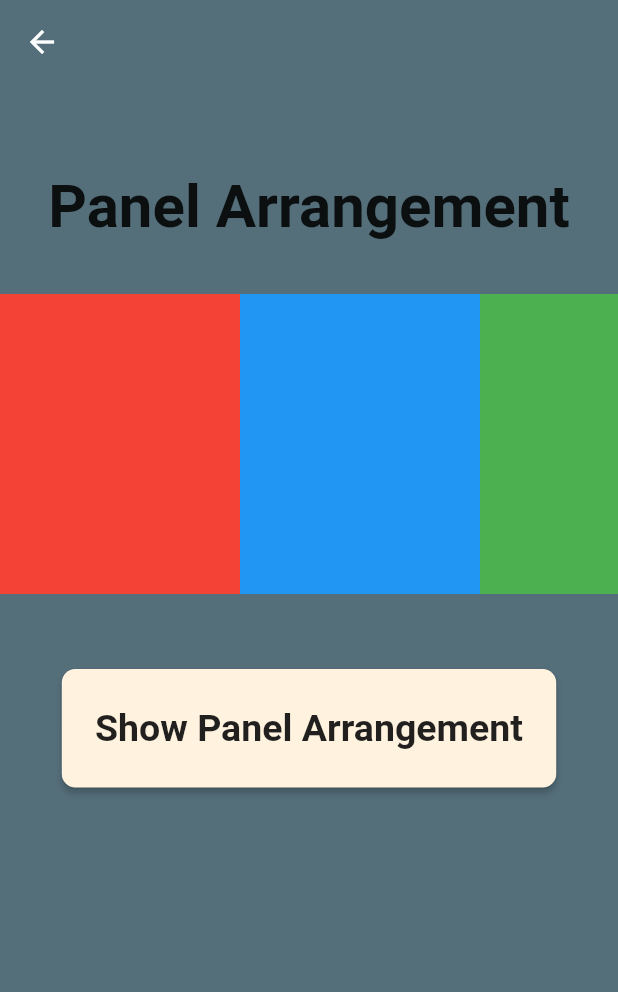
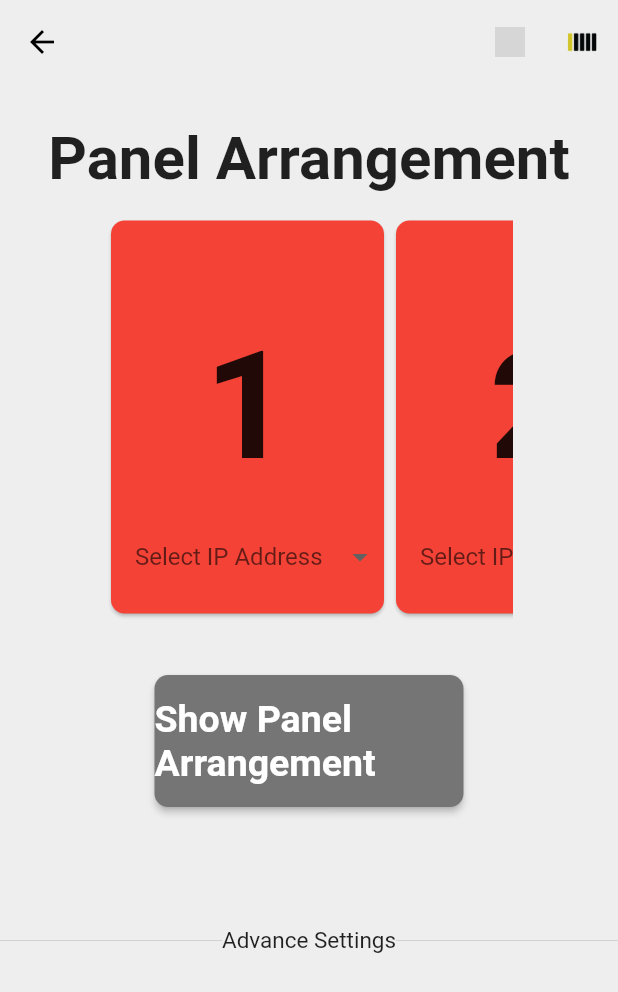
Before and after one commit to jzpasion/vlapp, a Flutter app: the screen it shows after launch, after a tap on "Configure", on a phone screen of 412 x 824 dp. Shown: the top 992 px of the screen. Run offline on Flutter 3.47's test engine with Material 2 defaults, Android fonts, the phone set to English and light mode, and no system bars; missing offline and left inert: filepicker_windows, window_size; grey boxes are pictures that could not be loaded.

Commit message:
ui done configuring dropdown

```diff
--- a/lib/Pages/configure.dart
+++ b/lib/Pages/configure.dart
@@ -1,135 +1,188 @@
+import 'dart:developer';
+
 import 'package:flutter/cupertino.dart';
 import 'package:flutter/material.dart';
 import 'package:flutter/painting.dart';
+import 'advance.dart';
+import '../class/ipclass.dart' as globals;
 
 ScrollController _scrollController = ScrollController();
 drawRect() {
   print('aa');
 }
 
-class Configure extends StatelessWidget {
+class Configure extends StatefulWidget {
+  @override
+  _ConfigureState createState() => _ConfigureState();
+}
+
+int maxList = 69;
+
+class _ConfigureState extends State<Configure> {
+  static List getDummyList() {
+    List list = List.generate(maxList, (i) {
+      return "${i + 1}";
+    });
+    return list;
+  }
+
+  static List getDrop() {
+    List<String> list = List.generate(maxList, (i) {
+      return "${i + 1}";
+    });
+    return list;
+  }
+
+  List<globals.IP> iplist = [];
+
+  String selectedIP;
+  List items = getDummyList();
+  List<String> IPAdd = getDrop();
+
   @override
   Widget build(BuildContext context) {
     return Scaffold(
       appBar: AppBar(
-        backgroundColor: Colors.blueGrey[600],
+        backgroundColor: Colors.grey[200],
+        iconTheme: IconThemeData(color: Colors.black),
         elevation: 0.0,
+        actions: <Widget>[
+          IconButton(
+            icon: Image.asset(
+              'assets/green_indicator.png',
+              fit: BoxFit.cover,
+              height: 20,
+              width: 20,
             ),
-      backgroundColor: Colors.blueGrey[600],
+          ),
+          IconButton(
+            icon: Image.asset(
+              'assets/bar-01.png',
+              fit: BoxFit.cover,
+              height: 20,
+              width: 20,
+            ),
+          )
+        ],
+      ),
+      backgroundColor: Colors.grey[200],
       body: Column(
         children: <Widget>[
           Center(
             child: Text('Panel Arrangement',
                 textAlign: TextAlign.center,
                 style: TextStyle(
-                    fontSize: 40, fontWeight: FontWeight.bold, height: 3)),
+                    fontSize: 40, fontWeight: FontWeight.bold, height: 2)),
           ),
           Scrollbar(
               child: Container(
-            margin: EdgeInsets.symmetric(vertical: 20.0),
-            height: 200.0,
-            child: ListView(
+            margin: EdgeInsets.symmetric(vertical: 7.0, horizontal: 70.0),
+            height: 270.0,
+            child: ListView.builder(
+                itemCount: items.length,
                 scrollDirection: Axis.horizontal,
+                itemBuilder: (context, index) {
+                  return Container(
+                    width: 190,
+                    child: Card(
+                      color: Colors.red,
+                      shape: RoundedRectangleBorder(
+                          borderRadius: BorderRadius.circular(9.0)),
+                      child: Column(
                         children: <Widget>[
+                          Text(items[index],
+                              textAlign: TextAlign.center,
+                              style: TextStyle(
+                                  fontSize: 100,
+                                  fontWeight: FontWeight.bold,
+                                  height: 2)),
                           Container(
-                  width: 160.0,
-                  color: Colors.red,
+                            width: 300.0,
+                            child: DropdownButtonHideUnderline(
+                                child: ButtonTheme(
+                              alignedDropdown: true,
+                              child: DropdownButton(
+                                hint: Text("Select IP Address"),
+                                value: selectedIP,
+                                onChanged: (newVal) {
+                                  setState(() {
+                                    selectedIP = newVal;
+                                  });
+                                  iplist.add(globals.IP(
+                                      ipHolder: newVal, ipIndex: index));
+
+                                  var checker = iplist.firstWhere(
+                                      (element) => element.ipIndex == index);
+
+                                  if (checker == null) {
+                                    print("wala");
+                                  } else {
+                                    print("meron");
+                                  }
+                                },
+                                items: IPAdd.map(
+                                  (val) {
+                                    return DropdownMenuItem(
+                                        child: new Text(val), value: val);
+                                  },
+                                ).toList(),
                               ),
-                Container(
-                  width: 160.0,
-                  color: Colors.blue,
-                ),
-                Container(
-                  width: 160.0,
-                  color: Colors.green,
-                ),
-                Container(
-                  width: 160.0,
-                  color: Colors.yellow,
-                ),
-                Container(
-                  width: 160.0,
-                  color: Colors.orange,
-                ),
-                Container(
-                  width: 160.0,
-                  color: Colors.orange,
-                ),
-                Container(
-                  width: 160.0,
-                  color: Colors.orange,
-                ),
-                Container(
-                  width: 160.0,
-                  color: Colors.orange,
-                ),
-                Container(
-                  width: 160.0,
-                  color: Colors.orange,
-                ),
-                Container(
-                  width: 160.0,
-                  color: Colors.orange,
-                ),
-                Container(
-                  width: 160.0,
-                  color: Colors.orange,
-                ),
-                Container(
-                  width: 160.0,
-                  color: Colors.orange,
-                ),
-                Container(
-                  width: 160.0,
-                  color: Colors.orange,
-                ),
-                Container(
-                  width: 160.0,
-                  color: Colors.orange,
-                ),
-                Container(
-                  width: 160.0,
-                  color: Colors.orange,
-                ),
-                Container(
-                  width: 160.0,
-                  color: Colors.orange,
-                ),
-                Container(
-                  width: 160.0,
-                  color: Colors.orange,
-                ),
-                Container(
-                  width: 160.0,
-                  color: Colors.orange,
-                ),
-                Container(
-                  width: 160.0,
-                  color: Colors.orange,
-                ),
-                Container(
-                  width: 160.0,
-                  color: Colors.orange,
+                            )),
                           ),
                         ],
                       ),
+                    ),
+                  );
+                }),
           )),
           Padding(
             padding: EdgeInsets.only(top: 30),
             child: FractionallySizedBox(
-              widthFactor: .8,
+              widthFactor: .5,
               child: RaisedButton(
-                padding: EdgeInsets.fromLTRB(0, 25, 0, 25),
+                padding: EdgeInsets.fromLTRB(0, 15, 0, 15),
                 shape: RoundedRectangleBorder(
                   borderRadius: BorderRadius.circular(9.0),
                 ),
-                color: Colors.orange[50],
-                onPressed: drawRect,
+                color: Colors.grey[600],
+                onPressed: () => {
+                  print("" +
+                      iplist[0].ipIndex.toString() +
+                      "," +
+                      iplist[0].ipHolder.toString() +
+                      "")
+                },
                 child: Text(
                   "Show Panel Arrangement",
-                  style: TextStyle(fontSize: 25, fontWeight: FontWeight.bold),
+                  style: TextStyle(
+                      fontSize: 25,
+                      fontWeight: FontWeight.bold,
+                      color: Colors.white),
                 ),
               ),
+            ),
+          ),
+          Padding(
+            padding: EdgeInsets.only(top: 80),
+            child: Row(
+              children: <Widget>[
+                Expanded(
+                  child: Divider(),
+                ),
+                new InkWell(
+                  focusColor: Colors.red,
+                  hoverColor: Colors.transparent,
+                  onTap: () {
+                    Navigator.push(context,
+                        MaterialPageRoute(builder: (context) => Advance()));
+                  },
+                  child: new Text("Advance Settings",
+                      style: TextStyle(fontSize: 15)),
+                ),
+                Expanded(
+                  child: Divider(),
+                )
+              ],
             ),
           )
         ],
--- a/lib/Pages/home.dart
+++ b/lib/Pages/home.dart
@@ -7,19 +7,47 @@ import 'configure.dart';
 
 drawRect() {}
 
-class Home extends StatelessWidget {
+class Home extends StatefulWidget {
+  @override
+  _HomeState createState() => _HomeState();
+}
+
+class _HomeState extends State<Home> {
   // This widget is the root of your application.
   @override
   Widget build(BuildContext context) {
     return Scaffold(
-      backgroundColor: Colors.blueGrey[600],
+      appBar: AppBar(
+        backgroundColor: Colors.grey[200],
+        iconTheme: IconThemeData(color: Colors.black),
+        elevation: 0.0,
+        actions: <Widget>[
+          IconButton(
+            icon: Image.asset(
+              'assets/green_indicator.png',
+              fit: BoxFit.cover,
+              height: 20,
+              width: 20,
+            ),
+          ),
+          IconButton(
+            icon: Image.asset(
+              'assets/bar-01.png',
+              fit: BoxFit.cover,
+              height: 20,
+              width: 20,
+            ),
+          )
+        ],
+      ),
+      backgroundColor: Colors.grey[200],
       body: Column(
         children: <Widget>[
           Text(
             'Vertical Lights',
             textAlign: TextAlign.center,
             style:
-                TextStyle(fontSize: 40, fontWeight: FontWeight.bold, height: 3),
+                TextStyle(fontSize: 40, fontWeight: FontWeight.bold, height: 2),
           ),
           Padding(
               padding: EdgeInsetsDirectional.fromSTEB(60, 20, 60, 0),
@@ -34,7 +62,7 @@ class Home extends StatelessWidget {
                         child: Icon(
                           Icons.settings_rounded,
                           size: 400,
-                          color: Colors.pink[300],
+                          color: Colors.black,
                         ),
                       )),
                       FractionallySizedBox(
@@ -44,7 +72,7 @@ class Home extends StatelessWidget {
                           shape: RoundedRectangleBorder(
                             borderRadius: BorderRadius.circular(9.0),
                           ),
-                          color: Colors.orange[50],
+                          color: Colors.grey[600],
                           onPressed: () {
                             Navigator.push(
                                 context,
@@ -54,7 +82,9 @@ class Home extends StatelessWidget {
                           child: Text(
                             "Configure",
                             style: TextStyle(
-                                fontSize: 25, fontWeight: FontWeight.bold),
+                                fontSize: 25,
+                                fontWeight: FontWeight.bold,
+                                color: Colors.white),
                           ),
                         ),
                       )
@@ -67,7 +97,7 @@ class Home extends StatelessWidget {
                           child: FittedBox(
                         fit: BoxFit.contain,
                         child: Icon(Icons.video_call_rounded,
-                            size: 400, color: Colors.pink[300]),
+                            size: 400, color: Colors.black),
                       )),
                       FractionallySizedBox(
                         widthFactor: .4,
@@ -76,7 +106,7 @@ class Home extends StatelessWidget {
                           shape: RoundedRectangleBorder(
                             borderRadius: BorderRadius.circular(9.0),
                           ),
-                          color: Colors.orange[50],
+                          color: Colors.grey[600],
                           onPressed: () {
                             Navigator.push(
                                 context,
@@ -86,7 +116,9 @@ class Home extends StatelessWidget {
                           child: Text(
                             "Choose a Video",
                             style: TextStyle(
-                                fontSize: 25, fontWeight: FontWeight.bold),
+                                fontSize: 25,
+                                fontWeight: FontWeight.bold,
+                                color: Colors.white),
                           ),
                         ),
                       )
--- /dev/null
+++ b/lib/class/ipclass.dart
@@ -0,0 +1,8 @@
+library globals;
+
+class IP {
+  final String ipHolder;
+  final int ipIndex;
+
+  IP({this.ipHolder, this.ipIndex});
+}
--- a/lib/main.dart
+++ b/lib/main.dart
@@ -4,7 +4,6 @@ import 'package:flutter/material.dart';
 import 'package:flutter/painting.dart';
 import 'package:window_size/window_size.dart';
 import './Pages/home.dart';
-import './Pages/video.dart';
 
 void main() {
   WidgetsFlutterBinding.ensureInitialized();
@@ -13,5 +12,9 @@ void main() {
     setWindowMinSize(const Size(1600, 900));
     setWindowMaxSize(Size.infinite);
   }
-  runApp(MaterialApp(title: 'Vertical Lights', home: Home()));
+  runApp(MaterialApp(
+    title: 'Vertical Lights',
+    home: Home(),
+    debugShowCheckedModeBanner: false,
+  ));
 }
```
Also changed, not shown: lib/Pages/advance.dart (added, +181 -0 lines), lib/Pages/video.dart (+37 -9 lines), pubspec.yaml (+4 -6 lines), assets/bar-01.png (added), assets/bar-02.png (added), assets/bar-03.png (added), assets/bar-04.png (added), assets/bar-05.png (added), assets/green_Indicator.png (added), assets/red_Indicator.png (added), assets/yellow_Indicator.png (added), pubspec.lock, 2 other files. Lines whose indentation alone changed are shown as unchanged.
